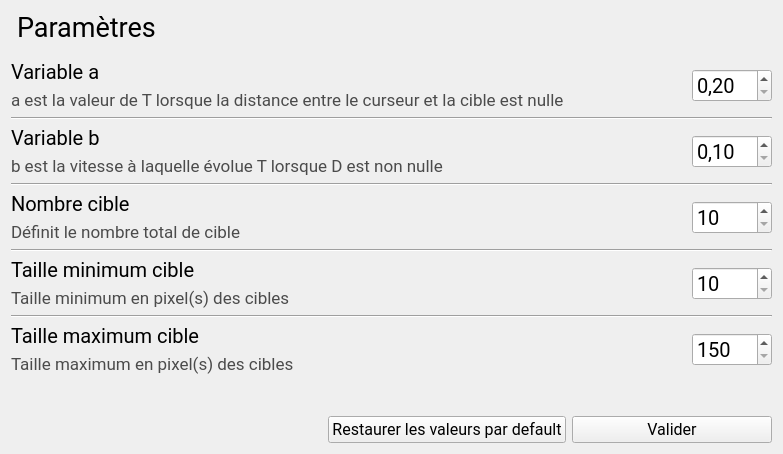
Before: the Qt Designer form forms/settings.ui in axel7083/Fitts, drawn with Qt 5.
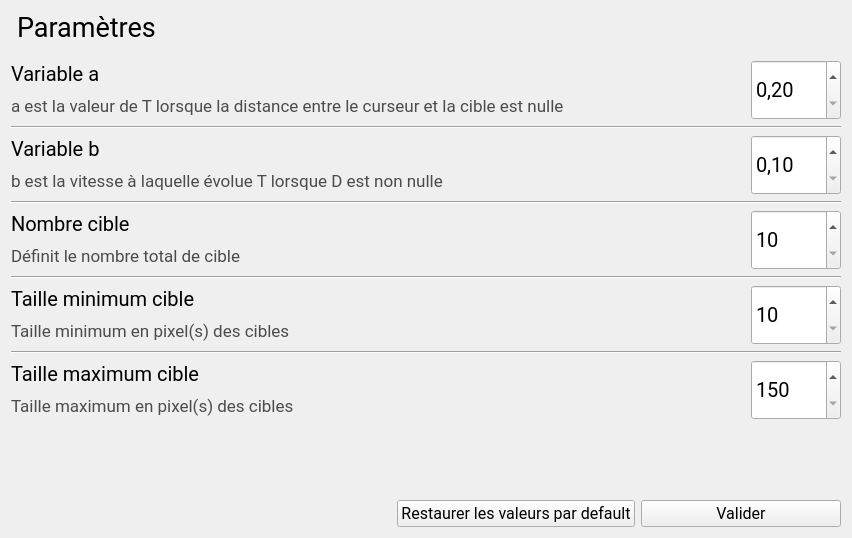
After: the same form once the commit is applied.

Diff of the .ui file:
```diff
--- a/forms/settings.ui
+++ b/forms/settings.ui
@@ -6,8 +6,8 @@
    <rect>
     <x>0</x>
     <y>0</y>
-    <width>783</width>
-    <height>454</height>
+    <width>852</width>
+    <height>538</height>
    </rect>
   </property>
   <property name="windowTitle">
@@ -101,7 +101,7 @@
          </property>
          <property name="sizeHint" stdset="0">
           <size>
-           <width>40</width>
+           <width>2</width>
            <height>20</height>
           </size>
          </property>
@@ -109,10 +109,16 @@
        </item>
        <item>
         <widget class="QDoubleSpinBox" name="edit_a">
+         <property name="sizePolicy">
+          <sizepolicy hsizetype="Minimum" vsizetype="Fixed">
+           <horstretch>0</horstretch>
+           <verstretch>0</verstretch>
+          </sizepolicy>
+         </property>
          <property name="minimumSize">
           <size>
-           <width>80</width>
-           <height>0</height>
+           <width>90</width>
+           <height>60</height>
           </size>
          </property>
          <property name="sizeIncrement">
@@ -209,8 +215,8 @@
         <widget class="QDoubleSpinBox" name="edit_b">
          <property name="minimumSize">
           <size>
-           <width>80</width>
-           <height>0</height>
+           <width>90</width>
+           <height>60</height>
           </size>
          </property>
          <property name="font">
@@ -294,8 +300,8 @@
         <widget class="QSpinBox" name="edit_target_count">
          <property name="minimumSize">
           <size>
-           <width>80</width>
-           <height>0</height>
+           <width>90</width>
+           <height>60</height>
           </size>
          </property>
          <property name="font">
@@ -379,8 +385,8 @@
         <widget class="QSpinBox" name="edit_min_target">
          <property name="minimumSize">
           <size>
-           <width>80</width>
-           <height>0</height>
+           <width>90</width>
+           <height>60</height>
           </size>
          </property>
          <property name="font">
@@ -464,8 +470,8 @@
         <widget class="QSpinBox" name="edit_max_target">
          <property name="minimumSize">
           <size>
-           <width>80</width>
-           <height>0</height>
+           <width>90</width>
+           <height>60</height>
           </size>
          </property>
          <property name="font">
```
